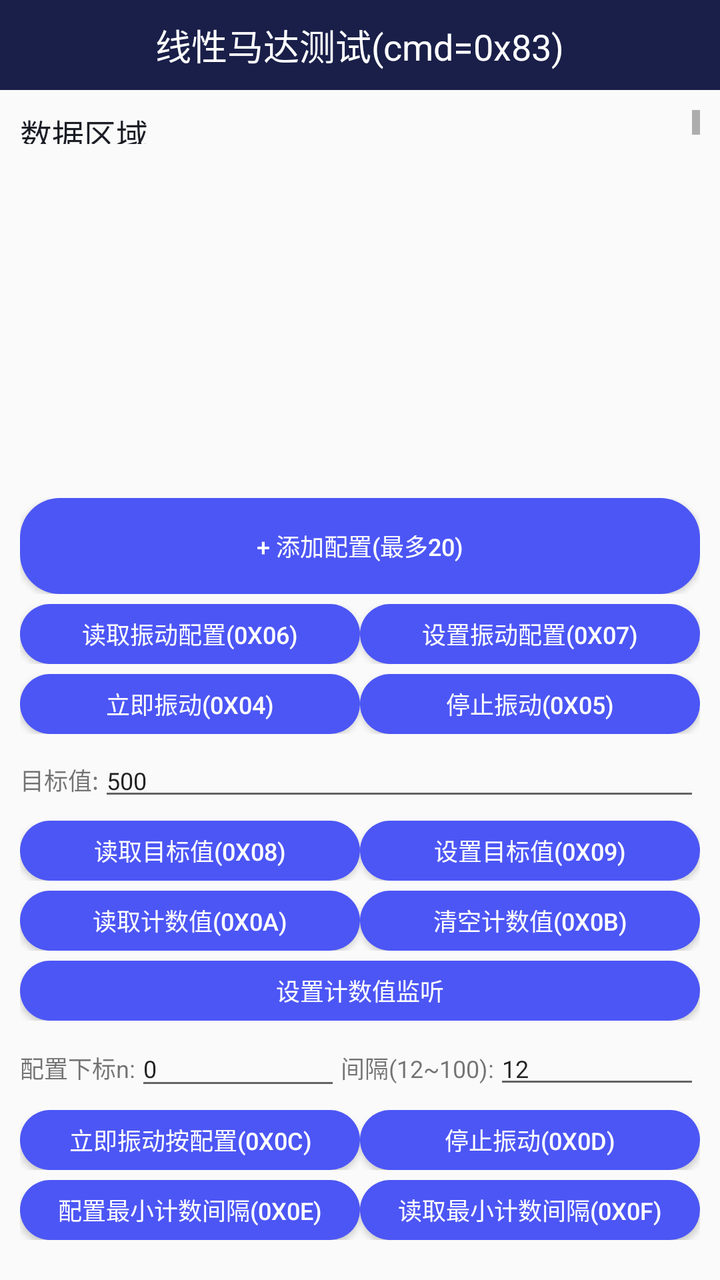
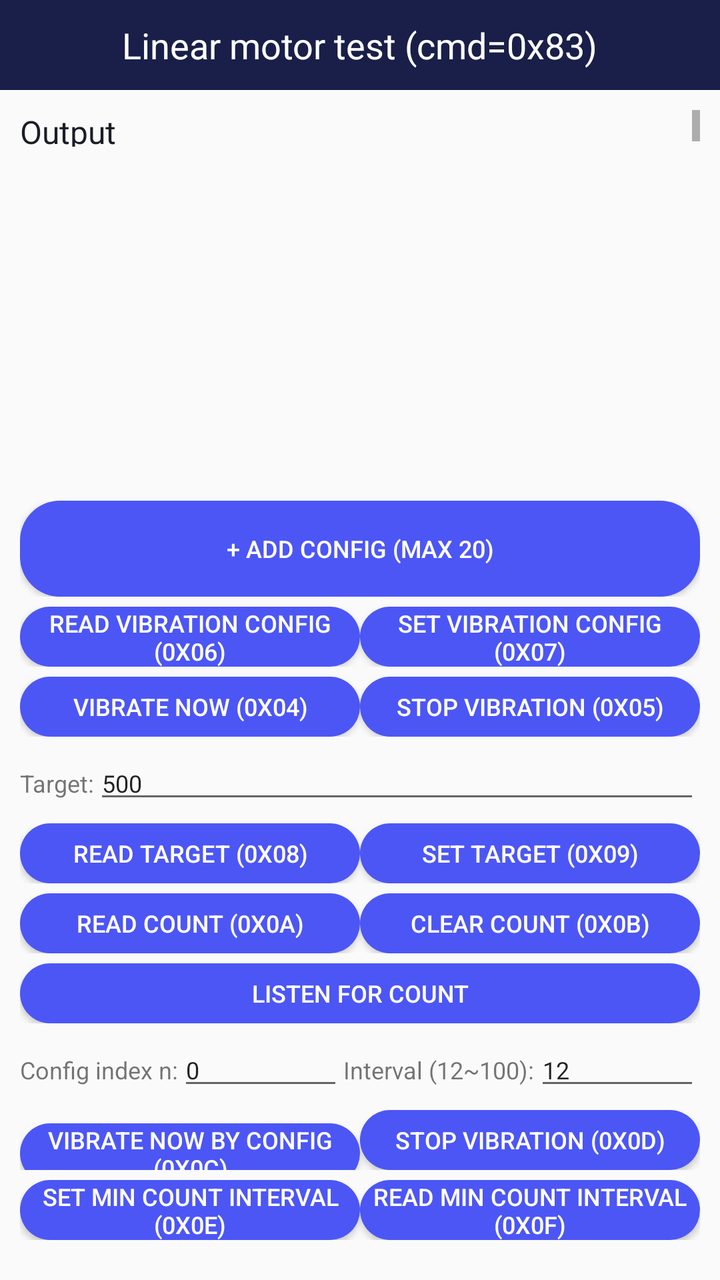

An Android layout rendered at two revisions. The XML below is the earlier revision; the diff shows what the commit changed to produce the second picture.
<!-- AndroidManifest.xml: application theme AppTheme -->
<!-- res/layout/activity_linear_motor.xml -->
<?xml version="1.0" encoding="utf-8"?>
<LinearLayout xmlns:android="http://schemas.android.com/apk/res/android"
    xmlns:tools="http://schemas.android.com/tools"
    android:layout_width="match_parent"
    android:layout_height="match_parent"
    android:orientation="vertical"
    android:paddingBottom="10dp"
    android:fitsSystemWindows="true"
    tools:context=".activity.LinearMotorActivity">

    <RelativeLayout
        android:layout_width="match_parent"
        android:layout_height="45dp"
        android:background="@color/colorPrimary">
        <TextView
            android:layout_width="wrap_content"
            android:layout_height="wrap_content"
            android:text="线性马达测试(cmd=0x83)"
            android:textSize="18sp"
            android:layout_centerInParent="true"
            android:textColor="@color/white"/>
    </RelativeLayout>

    <TextView
        android:id="@+id/tv_result"
        android:layout_width="match_parent"
        android:layout_height="0dp"
        android:layout_weight="1"
        android:text="数据区域"
        android:scrollbars="vertical"
        android:padding="10dp"
        android:lineSpacingExtra="5dp"
        android:textSize="16sp"
        android:textColor="@color/colorPrimaryDark"/>

    <ScrollView
        android:layout_width="match_parent"
        android:layout_height="wrap_content">
        <LinearLayout
            android:layout_width="match_parent"
            android:layout_height="wrap_content"
            android:padding="10dp"
            android:orientation="vertical">

            
            <ScrollView
                android:id="@+id/sv_vibration_config_rows"
                android:layout_width="match_parent"
                android:layout_height="150dp"
                android:layout_marginTop="5dp"
                android:scrollbars="vertical">
                <LinearLayout
                    android:id="@+id/ll_vibration_config_rows"
                    android:layout_width="match_parent"
                    android:layout_height="wrap_content"
                    android:orientation="vertical" />
            </ScrollView>

            
            <LinearLayout
                android:layout_width="match_parent"
                android:layout_height="wrap_content"
                android:layout_marginTop="2dp"
                android:orientation="horizontal">
                <Button
                    android:id="@+id/bt_add_vibration_config_row"
                    android:layout_width="0dp"
                    android:layout_weight="1"
                    android:layout_height="wrap_content"
                    android:text="+ 添加配置(最多20)"
                    android:textSize="12sp"
                    android:textColor="@color/white"
                    android:background="@drawable/button_bg_state" />
            </LinearLayout>

            
            <LinearLayout
                android:layout_width="match_parent"
                android:layout_height="30dp"
                android:layout_marginTop="5dp"
                android:orientation="horizontal">
                <Button
                    android:id="@+id/bt_get_vibration_config"
                    android:layout_width="0dp"
                    android:layout_weight="1"
                    android:layout_height="wrap_content"
                    android:text="读取振动配置(0x06)"
                    android:textSize="12sp"
                    android:textColor="@color/white"
                    android:background="@drawable/button_bg_state"/>
                <Button
                    android:id="@+id/bt_set_vibration_config"
                    android:layout_width="0dp"
                    android:layout_weight="1"
                    android:layout_height="wrap_content"
                    android:text="设置振动配置(0x07)"
                    android:textSize="12sp"
                    android:textColor="@color/white"
                    android:background="@drawable/button_bg_state"/>
            </LinearLayout>

            
            <LinearLayout
                android:layout_width="match_parent"
                android:layout_height="30dp"
                android:layout_marginTop="5dp"
                android:orientation="horizontal">
                <Button
                    android:id="@+id/bt_immediate_vibration"
                    android:layout_width="0dp"
                    android:layout_weight="1"
                    android:layout_height="wrap_content"
                    android:text="立即振动(0x04)"
                    android:textSize="12sp"
                    android:textColor="@color/white"
                    android:background="@drawable/button_bg_state"/>
                <Button
                    android:id="@+id/bt_stop_vibration"
                    android:layout_width="0dp"
                    android:layout_weight="1"
                    android:layout_height="wrap_content"
                    android:text="停止振动(0x05)"
                    android:textSize="12sp"
                    android:textColor="@color/white"
                    android:background="@drawable/button_bg_state"/>
            </LinearLayout>

            
            <LinearLayout
                android:layout_width="match_parent"
                android:layout_height="wrap_content"
                android:layout_marginTop="5dp"
                android:orientation="horizontal">
                <TextView
                    android:layout_width="wrap_content"
                    android:layout_height="wrap_content"
                    android:text="目标值:"
                    android:textSize="12sp"/>
                <EditText
                    android:id="@+id/et_target_value"
                    android:layout_width="0dp"
                    android:layout_weight="1"
                    android:layout_height="wrap_content"
                    android:hint="uint32_t"
                    android:text="500"
                    android:inputType="number"
                    android:textSize="12sp"/>
            </LinearLayout>

            
            <LinearLayout
                android:layout_width="match_parent"
                android:layout_height="30dp"
                android:layout_marginTop="5dp"
                android:orientation="horizontal">
                <Button
                    android:id="@+id/bt_get_target"
                    android:layout_width="0dp"
                    android:layout_weight="1"
                    android:layout_height="wrap_content"
                    android:text="读取目标值(0x08)"
                    android:textSize="12sp"
                    android:textColor="@color/white"
                    android:background="@drawable/button_bg_state"/>
                <Button
                    android:id="@+id/bt_set_target"
                    android:layout_width="0dp"
                    android:layout_weight="1"
                    android:layout_height="wrap_content"
                    android:text="设置目标值(0x09)"
                    android:textSize="12sp"
                    android:textColor="@color/white"
                    android:background="@drawable/button_bg_state"/>
            </LinearLayout>

            
            <LinearLayout
                android:layout_width="match_parent"
                android:layout_height="30dp"
                android:layout_marginTop="5dp"
                android:orientation="horizontal">
                <Button
                    android:id="@+id/bt_get_count"
                    android:layout_width="0dp"
                    android:layout_weight="1"
                    android:layout_height="wrap_content"
                    android:text="读取计数值(0x0A)"
                    android:textSize="12sp"
                    android:textColor="@color/white"
                    android:background="@drawable/button_bg_state"/>
                <Button
                    android:id="@+id/bt_clear_count"
                    android:layout_width="0dp"
                    android:layout_weight="1"
                    android:layout_height="wrap_content"
                    android:text="清空计数值(0x0B)"
                    android:textSize="12sp"
                    android:textColor="@color/white"
                    android:background="@drawable/button_bg_state"/>
            </LinearLayout>

            
            <LinearLayout
                android:layout_width="match_parent"
                android:layout_height="30dp"
                android:layout_marginTop="5dp"
                android:orientation="horizontal">
                <Button
                    android:id="@+id/bt_set_count_listener"
                    android:layout_width="0dp"
                    android:layout_weight="1"
                    android:layout_height="wrap_content"
                    android:text="设置计数值监听"
                    android:textSize="12sp"
                    android:textColor="@color/white"
                    android:background="@drawable/button_bg_state"/>
            </LinearLayout>

            
            <LinearLayout
                android:layout_width="match_parent"
                android:layout_height="wrap_content"
                android:layout_marginTop="5dp"
                android:orientation="horizontal">
                <TextView
                    android:layout_width="wrap_content"
                    android:layout_height="wrap_content"
                    android:text="配置下标n:"
                    android:textSize="12sp"/>
                <EditText
                    android:id="@+id/et_vibration_config_index"
                    android:layout_width="0dp"
                    android:layout_weight="1"
                    android:layout_height="wrap_content"
                    android:hint="按照第n个配置震动"
                    android:text="0"
                    android:inputType="number"
                    android:textSize="12sp"/>
                <TextView
                    android:layout_width="wrap_content"
                    android:layout_height="wrap_content"
                    android:text="间隔(12~100):"
                    android:textSize="12sp"/>
                <EditText
                    android:id="@+id/et_min_count_interval"
                    android:layout_width="0dp"
                    android:layout_weight="1"
                    android:layout_height="wrap_content"
                    android:hint="12~100"
                    android:text="12"
                    android:inputType="number"
                    android:textSize="12sp"/>
            </LinearLayout>

            
            <LinearLayout
                android:layout_width="match_parent"
                android:layout_height="30dp"
                android:layout_marginTop="5dp"
                android:orientation="horizontal">
                <Button
                    android:id="@+id/bt_immediate_vibration_by_config"
                    android:layout_width="0dp"
                    android:layout_weight="1"
                    android:layout_height="wrap_content"
                    android:text="立即振动按配置(0x0C)"
                    android:textSize="12sp"
                    android:textColor="@color/white"
                    android:background="@drawable/button_bg_state"/>
                <Button
                    android:id="@+id/bt_stop_vibration_by_config"
                    android:layout_width="0dp"
                    android:layout_weight="1"
                    android:layout_height="wrap_content"
                    android:text="停止振动(0x0D)"
                    android:textSize="12sp"
                    android:textColor="@color/white"
                    android:background="@drawable/button_bg_state"/>
            </LinearLayout>

            
            <LinearLayout
                android:layout_width="match_parent"
                android:layout_height="30dp"
                android:layout_marginTop="5dp"
                android:orientation="horizontal">
                <Button
                    android:id="@+id/bt_set_min_count_interval"
                    android:layout_width="0dp"
                    android:layout_weight="1"
                    android:layout_height="wrap_content"
                    android:text="配置最小计数间隔(0x0E)"
                    android:textSize="12sp"
                    android:textColor="@color/white"
                    android:background="@drawable/button_bg_state"/>
                <Button
                    android:id="@+id/bt_get_min_count_interval"
                    android:layout_width="0dp"
                    android:layout_weight="1"
                    android:layout_height="wrap_content"
                    android:text="读取最小计数间隔(0x0F)"
                    android:textSize="12sp"
                    android:textColor="@color/white"
                    android:background="@drawable/button_bg_state"/>
            </LinearLayout>

        </LinearLayout>
    </ScrollView>
</LinearLayout>
<!-- resources referenced by this layout -->
<resources>
  <color name="colorPrimary">#191F48</color>
  <color name="colorPrimaryDark">#1B1D25</color>
  <color name="white">#ffffff</color>
  <!-- drawable button_bg_state (drawable) -->
  <?xml version="1.0" encoding="utf-8"?>
  <selector xmlns:android="http://schemas.android.com/apk/res/android">
      <item android:state_pressed="false">
          <shape xmlns:android="http://schemas.android.com/apk/res/android">
              <corners android:radius="20dp" />
  
              <solid android:color="@color/lan_se" />
          </shape>
      </item>
      <item android:state_pressed="false">
          <shape xmlns:android="http://schemas.android.com/apk/res/android">
              <corners android:radius="20dp" />
  
              <solid android:color="@color/lan_se" />
          </shape>
      </item>
      <item android:state_pressed="true">
          <shape xmlns:android="http://schemas.android.com/apk/res/android">
              <corners android:radius="20dp" />
  
              <solid android:color="@color/lan_se_press" />
          </shape>
      </item>
  
  </selector>
  <style name="AppTheme" parent="Theme.AppCompat.Light.NoActionBar">
          
          <item name="colorPrimary">@color/colorPrimary</item>
          <item name="colorPrimaryDark">@color/colorPrimary</item>
          <item name="colorAccent">@color/colorAccent</item>
  
  
      </style>
  <color name="lan_se">#4C56F5</color>
  <color name="lan_se_press">#554C56F5</color>
  <color name="colorAccent">#03DAC5</color>
</resources>

<!-- the commit's change to res/layout/activity_linear_motor.xml (unified diff, before → after) -->
@@ -15,7 +15,7 @@
         <TextView
             android:layout_width="wrap_content"
             android:layout_height="wrap_content"
-            android:text="线性马达测试(cmd=0x83)"
+            android:text="Linear motor test (cmd=0x83)"
             android:textSize="18sp"
             android:layout_centerInParent="true"
             android:textColor="@color/white"/>
@@ -26,7 +26,7 @@
         android:layout_width="match_parent"
         android:layout_height="0dp"
         android:layout_weight="1"
-        android:text="数据区域"
+        android:text="Output"
         android:scrollbars="vertical"
         android:padding="10dp"
         android:lineSpacingExtra="5dp"
@@ -67,7 +67,7 @@
                     android:layout_width="0dp"
                     android:layout_weight="1"
                     android:layout_height="wrap_content"
-                    android:text="+ 添加配置(最多20)"
+                    android:text="+ Add config (max 20)"
                     android:textSize="12sp"
                     android:textColor="@color/white"
                     android:background="@drawable/button_bg_state" />
@@ -84,7 +84,7 @@
                     android:layout_width="0dp"
                     android:layout_weight="1"
                     android:layout_height="wrap_content"
-                    android:text="读取振动配置(0x06)"
+                    android:text="Read vibration config (0x06)"
                     android:textSize="12sp"
                     android:textColor="@color/white"
                     android:background="@drawable/button_bg_state"/>
@@ -93,7 +93,7 @@
                     android:layout_width="0dp"
                     android:layout_weight="1"
                     android:layout_height="wrap_content"
-                    android:text="设置振动配置(0x07)"
+                    android:text="Set vibration config (0x07)"
                     android:textSize="12sp"
                     android:textColor="@color/white"
                     android:background="@drawable/button_bg_state"/>
@@ -110,7 +110,7 @@
                     android:layout_width="0dp"
                     android:layout_weight="1"
                     android:layout_height="wrap_content"
-                    android:text="立即振动(0x04)"
+                    android:text="Vibrate now (0x04)"
                     android:textSize="12sp"
                     android:textColor="@color/white"
                     android:background="@drawable/button_bg_state"/>
@@ -119,7 +119,7 @@
                     android:layout_width="0dp"
                     android:layout_weight="1"
                     android:layout_height="wrap_content"
-                    android:text="停止振动(0x05)"
+                    android:text="Stop vibration (0x05)"
                     android:textSize="12sp"
                     android:textColor="@color/white"
                     android:background="@drawable/button_bg_state"/>
@@ -134,7 +134,7 @@
                 <TextView
                     android:layout_width="wrap_content"
                     android:layout_height="wrap_content"
-                    android:text="目标值:"
+                    android:text="Target:"
                     android:textSize="12sp"/>
                 <EditText
                     android:id="@+id/et_target_value"
@@ -158,7 +158,7 @@
                     android:layout_width="0dp"
                     android:layout_weight="1"
                     android:layout_height="wrap_content"
-                    android:text="读取目标值(0x08)"
+                    android:text="Read target (0x08)"
                     android:textSize="12sp"
                     android:textColor="@color/white"
                     android:background="@drawable/button_bg_state"/>
@@ -167,7 +167,7 @@
                     android:layout_width="0dp"
                     android:layout_weight="1"
                     android:layout_height="wrap_content"
-                    android:text="设置目标值(0x09)"
+                    android:text="Set target (0x09)"
                     android:textSize="12sp"
                     android:textColor="@color/white"
                     android:background="@drawable/button_bg_state"/>
@@ -184,7 +184,7 @@
                     android:layout_width="0dp"
                     android:layout_weight="1"
                     android:layout_height="wrap_content"
-                    android:text="读取计数值(0x0A)"
+                    android:text="Read count (0x0A)"
                     android:textSize="12sp"
                     android:textColor="@color/white"
                     android:background="@drawable/button_bg_state"/>
@@ -193,7 +193,7 @@
                     android:layout_width="0dp"
                     android:layout_weight="1"
                     android:layout_height="wrap_content"
-                    android:text="清空计数值(0x0B)"
+                    android:text="Clear count (0x0B)"
                     android:textSize="12sp"
                     android:textColor="@color/white"
                     android:background="@drawable/button_bg_state"/>
@@ -210,7 +210,7 @@
                     android:layout_width="0dp"
                     android:layout_weight="1"
                     android:layout_height="wrap_content"
-                    android:text="设置计数值监听"
+                    android:text="Listen for count"
                     android:textSize="12sp"
                     android:textColor="@color/white"
                     android:background="@drawable/button_bg_state"/>
@@ -225,21 +225,21 @@
                 <TextView
                     android:layout_width="wrap_content"
                     android:layout_height="wrap_content"
-                    android:text="配置下标n:"
+                    android:text="Config index n:"
                     android:textSize="12sp"/>
                 <EditText
                     android:id="@+id/et_vibration_config_index"
                     android:layout_width="0dp"
                     android:layout_weight="1"
                     android:layout_height="wrap_content"
-                    android:hint="按照第n个配置震动"
+                    android:hint="Vibrate with config n"
                     android:text="0"
                     android:inputType="number"
                     android:textSize="12sp"/>
                 <TextView
                     android:layout_width="wrap_content"
                     android:layout_height="wrap_content"
-                    android:text="间隔(12~100):"
+                    android:text="Interval (12~100):"
                     android:textSize="12sp"/>
                 <EditText
                     android:id="@+id/et_min_count_interval"
@@ -263,7 +263,7 @@
                     android:layout_width="0dp"
                     android:layout_weight="1"
                     android:layout_height="wrap_content"
-                    android:text="立即振动按配置(0x0C)"
+                    android:text="Vibrate now by config (0x0C)"
                     android:textSize="12sp"
                     android:textColor="@color/white"
                     android:background="@drawable/button_bg_state"/>
@@ -272,7 +272,7 @@
                     android:layout_width="0dp"
                     android:layout_weight="1"
                     android:layout_height="wrap_content"
-                    android:text="停止振动(0x0D)"
+                    android:text="Stop vibration (0x0D)"
                     android:textSize="12sp"
                     android:textColor="@color/white"
                     android:background="@drawable/button_bg_state"/>
@@ -289,7 +289,7 @@
                     android:layout_width="0dp"
                     android:layout_weight="1"
                     android:layout_height="wrap_content"
-                    android:text="配置最小计数间隔(0x0E)"
+                    android:text="Set min count interval (0x0E)"
                     android:textSize="12sp"
                     android:textColor="@color/white"
                     android:background="@drawable/button_bg_state"/>
@@ -298,7 +298,7 @@
                     android:layout_width="0dp"
                     android:layout_weight="1"
                     android:layout_height="wrap_content"
-                    android:text="读取最小计数间隔(0x0F)"
+                    android:text="Read min count interval (0x0F)"
                     android:textSize="12sp"
                     android:textColor="@color/white"
                     android:background="@drawable/button_bg_state"/>
